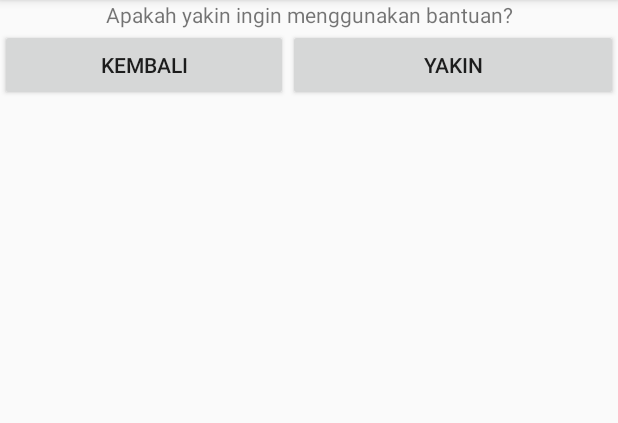
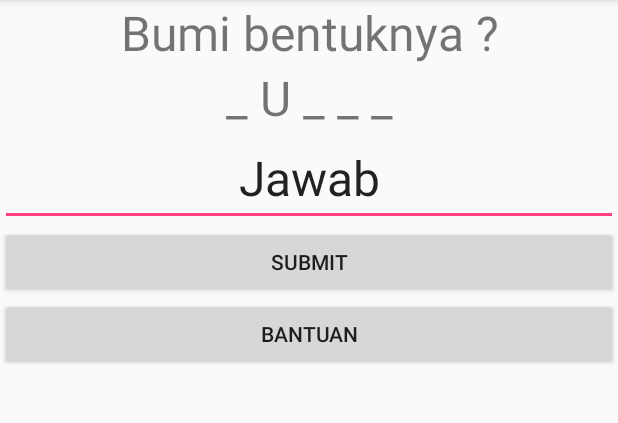
Before and after one commit to strewld/CakLontong, an Android app: the screen it shows after launch (HelpActivity before the commit, MainActivity after it), on a phone screen of 412 x 824 dp, the part 84-507 px from its top. Run offline under Robolectric (Android 15) with nearby library versions, the phone set to English and light mode, and no system bars.

Commit message:
Add@Project

```diff
--- a/app/src/main/AndroidManifest.xml
+++ b/app/src/main/AndroidManifest.xml
@@ -9,15 +9,15 @@
         android:supportsRtl="true"
         android:theme="@style/AppTheme">
         <activity android:name=".MainActivity">
-
-        </activity>
-        <activity android:name=".HelpActivity">
             <intent-filter>
                 <action android:name="android.intent.action.MAIN" />
 
                 <category android:name="android.intent.category.LAUNCHER" />
             </intent-filter>
         </activity>
+        <activity android:name=".HelpActivity"
+            android:label="@string/app_name">
+        </activity>
     </application>
 
 </manifest>
--- a/app/src/main/java/com/example/strewldengland/caklontong/Clues.java
+++ b/app/src/main/java/com/example/strewldengland/caklontong/Clues.java
@@ -8,6 +8,7 @@ public class Clues {
     private int mClues;
 
     public Clues(int clues){
+
         mClues = clues;
     }
 
--- /dev/null
+++ b/app/src/main/java/com/example/strewldengland/caklontong/Helps.java
@@ -0,0 +1,21 @@
+package com.example.strewldengland.caklontong;
+
+/**
+ * Created by Strewld England on 2/20/2017.
+ */
+
+public class Helps {
+    private int mHelps;
+
+    public Helps(int clues){
+        mHelps =  clues;
+    }
+
+    public int getHelps(){
+        return mHelps;
+    }
+
+    public void setHelps(int helps){
+        mHelps = helps;
+    }
+}
--- a/app/src/main/java/com/example/strewldengland/caklontong/MainActivity.java
+++ b/app/src/main/java/com/example/strewldengland/caklontong/MainActivity.java
@@ -1,5 +1,6 @@
 package com.example.strewldengland.caklontong;
 
+import android.content.Intent;
 import android.support.v7.app.AppCompatActivity;
 import android.os.Bundle;
 import android.view.View;
@@ -10,7 +11,7 @@ import android.widget.Toast;
 
 public class MainActivity extends AppCompatActivity {
     private Button mSubmit, mHelp;
-    private TextView mSoal, mClue, mJawab;
+    private TextView mSoal, mClue, mJawab, mTextIsi;
 
     private String mAnswer;
     private int operation = 0;
@@ -20,9 +21,14 @@ public class MainActivity extends AppCompatActivity {
     private Clues[] mCluesCorrect = new Clues[]{
             new Clues(R.string.clues)
     };
+    private Helps[] mHelpsCorrect = new Helps[]{
+            new Helps(R.string.help1),
+            new Helps(R.string.help2)
+    };
 
     private int mQuestionNumber = 0;
     private int mCluesNumber = 0;
+    private int mHelpsNumber = 0;
 
     private void checkAnswer(String answerTrue){
         String answerIsTrue = mQuestionLibrary[mQuestionNumber].isCorrectAnswer();
@@ -54,6 +60,16 @@ public class MainActivity extends AppCompatActivity {
                 checkAnswer(mAnswer);
             }
         });
+
+        mHelp.setOnClickListener(new View.OnClickListener(){
+            @Override
+            public void onClick(View v){
+                Intent i = new Intent(MainActivity.this, HelpActivity.class);
+                int clue = mCluesCorrect[mCluesNumber].getClues();
+                i.putExtra(HelpActivity.EXTRA_ANSWER_IS_TRUE, clue);
+                startActivity(i);
+            }
+        });
     }
 
     public void clear(View V){
--- a/app/src/main/res/layout/activity_help.xml
+++ b/app/src/main/res/layout/activity_help.xml
@@ -14,10 +14,9 @@
 
         <TextView
             android:gravity="center"
-            android:text="@string/isi"
             android:layout_width="match_parent"
             android:layout_height="wrap_content"
-            android:id="@+id/textView"/>
+            android:id="@+id/isi"/>
 
         <LinearLayout
             android:orientation="horizontal"
--- a/app/src/main/res/layout/activity_main.xml
+++ b/app/src/main/res/layout/activity_main.xml
@@ -51,6 +51,7 @@
             android:layout_width="match_parent"
             android:layout_height="wrap_content"
             android:id="@+id/help" />
+
     </LinearLayout>
 
 </LinearLayout>
--- a/app/src/main/res/values/strings.xml
+++ b/app/src/main/res/values/strings.xml
@@ -1,13 +1,16 @@
 <resources>
     <string name="app_name">Cak Lontong</string>
-    <string name="soal">Tidak masuk Kerja karena hari......</string>
-    <string name="clue">_ I _ _ _</string>
-    <string name="clues">D I P H K</string>
-    <string name="help1">_ I _ _ K</string>
+    <string name="soal">Bumi bentuknya ?</string>
+    <string name="clue">_ U _ _ _</string>
+    <string name="clues">K U R U S</string>
     <string name="submit">Submit</string>
     <string name="help">Bantuan</string>
 
     <string name="isi">Apakah yakin ingin menggunakan bantuan?</string>
     <string name="ya">Yakin</string>
     <string name="tidak">Kembali</string>
+
+
+    <string name="help1">_ U _ U _</string>
+    <string name="help2">_ U _ U S</string>
 </resources>
```
Also changed, not shown: app/src/main/java/com/example/strewldengland/caklontong/HelpActivity.java (+12 -0 lines).
